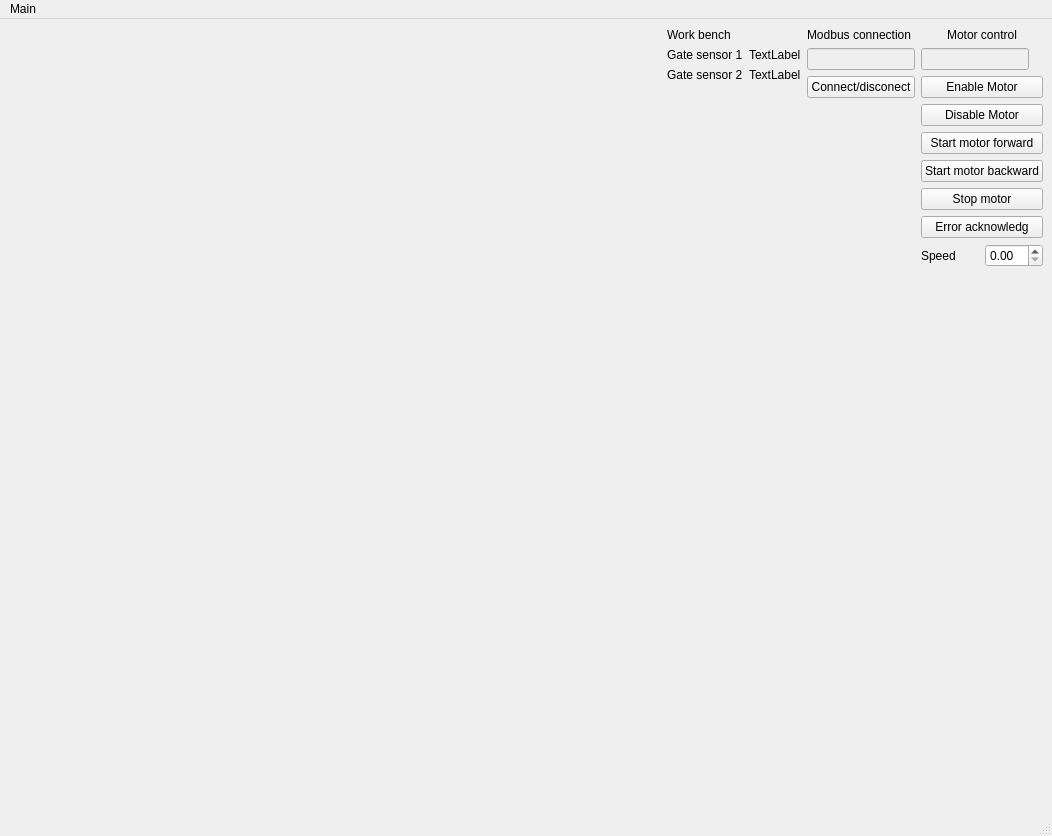
First picture: the form in src/ui/ui_workbench.ui, repository rubiliks/NIMotionStepperWorkBench, before the edit.
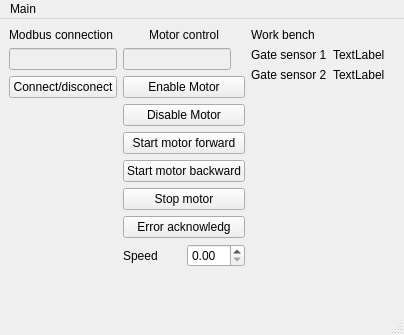
Second picture: the form after the edit.

Patch:
```diff
--- a/src/ui/ui_workbench.ui
+++ b/src/ui/ui_workbench.ui
@@ -6,17 +6,23 @@
    <rect>
     <x>0</x>
     <y>0</y>
-    <width>1052</width>
-    <height>836</height>
+    <width>404</width>
+    <height>335</height>
    </rect>
   </property>
+  <property name="sizePolicy">
+   <sizepolicy hsizetype="Preferred" vsizetype="Preferred">
+    <horstretch>0</horstretch>
+    <verstretch>0</verstretch>
+   </sizepolicy>
+  </property>
   <property name="windowTitle">
    <string>MainWindow</string>
   </property>
   <widget class="QWidget" name="centralwidget">
    <property name="minimumSize">
     <size>
-     <width>800</width>
+     <width>0</width>
      <height>0</height>
     </size>
    </property>
@@ -24,86 +30,6 @@
     <enum>Qt::LayoutDirection::LeftToRight</enum>
    </property>
    <layout class="QHBoxLayout" name="horizontalLayout">
-    <item>
-     <spacer name="horizontalSpacer">
-      <property name="orientation">
-       <enum>Qt::Orientation::Horizontal</enum>
-      </property>
-      <property name="sizeHint" stdset="0">
-       <size>
-        <width>40</width>
-        <height>20</height>
-       </size>
-      </property>
-     </spacer>
-    </item>
-    <item>
-     <layout class="QVBoxLayout" name="verticalLayout">
-      <item>
-       <layout class="QHBoxLayout" name="horizontalLayout_5">
-        <item>
-         <widget class="QLabel" name="label_4">
-          <property name="text">
-           <string>Work bench</string>
-          </property>
-         </widget>
-        </item>
-       </layout>
-      </item>
-      <item>
-       <layout class="QHBoxLayout" name="horizontalLayout_14">
-        <item>
-         <widget class="QLabel" name="gate_sensor_1_label">
-          <property name="text">
-           <string>Gate sensor 1</string>
-          </property>
-         </widget>
-        </item>
-        <item>
-         <widget class="QLabel" name="gate_sensor_1_indicator">
-          <property name="text">
-           <string>TextLabel</string>
-          </property>
-         </widget>
-        </item>
-       </layout>
-      </item>
-      <item>
-       <layout class="QHBoxLayout" name="horizontalLayout_15">
-        <item>
-         <widget class="QLabel" name="gate_sensor_2_label">
-          <property name="text">
-           <string>Gate sensor 2</string>
-          </property>
-         </widget>
-        </item>
-        <item>
-         <widget class="QLabel" name="gate_sensor_2_indicator">
-          <property name="autoFillBackground">
-           <bool>false</bool>
-          </property>
-          <property name="text">
-           <string>TextLabel</string>
-          </property>
-         </widget>
-        </item>
-       </layout>
-      </item>
-      <item>
-       <spacer name="verticalSpacer_3">
-        <property name="orientation">
-         <enum>Qt::Orientation::Vertical</enum>
-        </property>
-        <property name="sizeHint" stdset="0">
-         <size>
-          <width>20</width>
-          <height>40</height>
-         </size>
-        </property>
-       </spacer>
-      </item>
-     </layout>
-    </item>
     <item>
      <layout class="QVBoxLayout" name="verticalLayout_3">
       <item>
@@ -289,6 +215,86 @@
       </item>
      </layout>
     </item>
+    <item>
+     <layout class="QVBoxLayout" name="verticalLayout">
+      <item>
+       <layout class="QHBoxLayout" name="horizontalLayout_5">
+        <item>
+         <widget class="QLabel" name="label_4">
+          <property name="text">
+           <string>Work bench</string>
+          </property>
+         </widget>
+        </item>
+       </layout>
+      </item>
+      <item>
+       <layout class="QHBoxLayout" name="horizontalLayout_14">
+        <item>
+         <widget class="QLabel" name="gate_sensor_1_label">
+          <property name="text">
+           <string>Gate sensor 1</string>
+          </property>
+         </widget>
+        </item>
+        <item>
+         <widget class="QLabel" name="gate_sensor_1_indicator">
+          <property name="text">
+           <string>TextLabel</string>
+          </property>
+         </widget>
+        </item>
+       </layout>
+      </item>
+      <item>
+       <layout class="QHBoxLayout" name="horizontalLayout_15">
+        <item>
+         <widget class="QLabel" name="gate_sensor_2_label">
+          <property name="text">
+           <string>Gate sensor 2</string>
+          </property>
+         </widget>
+        </item>
+        <item>
+         <widget class="QLabel" name="gate_sensor_2_indicator">
+          <property name="autoFillBackground">
+           <bool>false</bool>
+          </property>
+          <property name="text">
+           <string>TextLabel</string>
+          </property>
+         </widget>
+        </item>
+       </layout>
+      </item>
+      <item>
+       <spacer name="verticalSpacer_3">
+        <property name="orientation">
+         <enum>Qt::Orientation::Vertical</enum>
+        </property>
+        <property name="sizeHint" stdset="0">
+         <size>
+          <width>20</width>
+          <height>40</height>
+         </size>
+        </property>
+       </spacer>
+      </item>
+     </layout>
+    </item>
+    <item>
+     <spacer name="horizontalSpacer">
+      <property name="orientation">
+       <enum>Qt::Orientation::Horizontal</enum>
+      </property>
+      <property name="sizeHint" stdset="0">
+       <size>
+        <width>40</width>
+        <height>20</height>
+       </size>
+      </property>
+     </spacer>
+    </item>
    </layout>
   </widget>
   <widget class="QMenuBar" name="menubar">
@@ -296,7 +302,7 @@
     <rect>
      <x>0</x>
      <y>0</y>
-     <width>1052</width>
+     <width>404</width>
      <height>22</height>
     </rect>
    </property>
```
